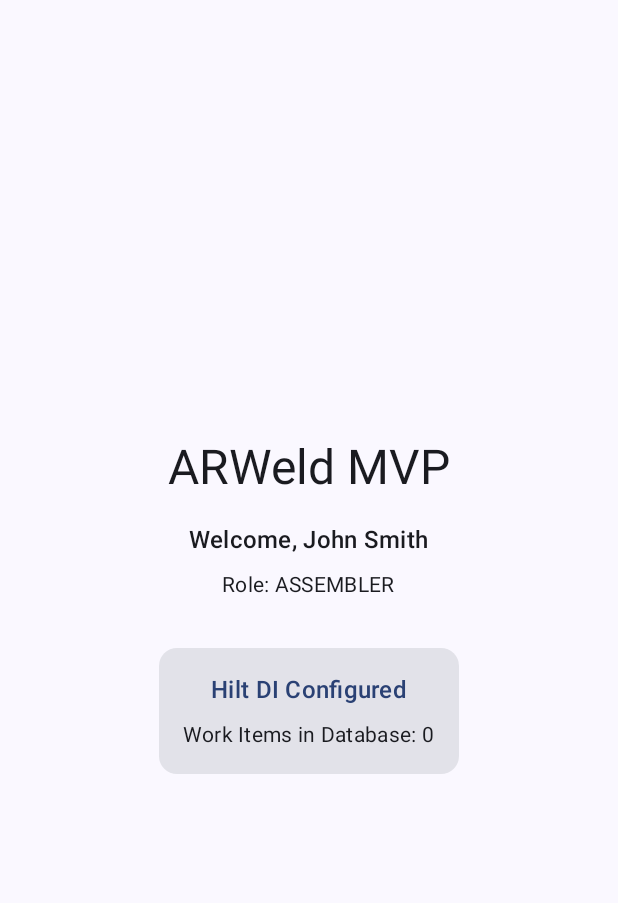
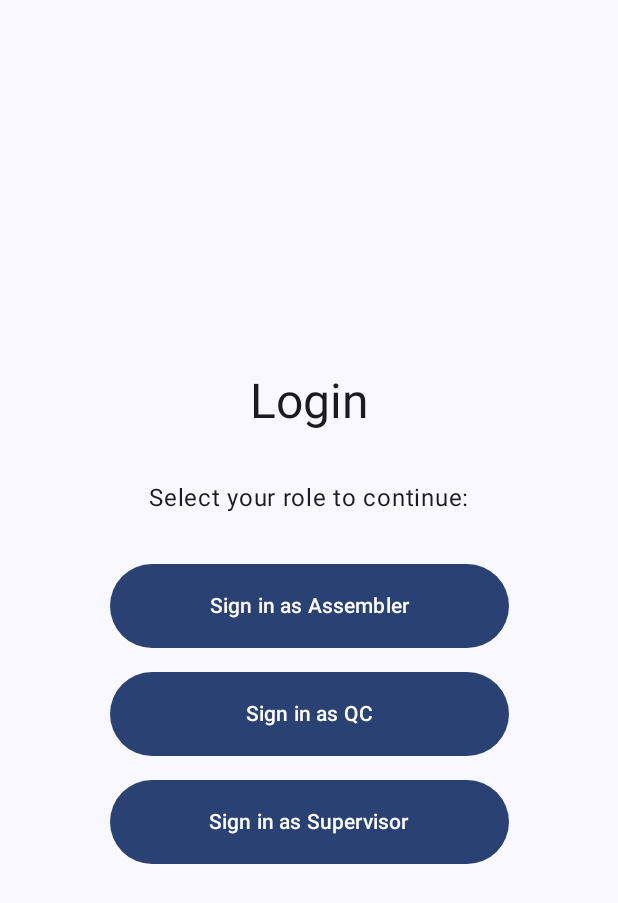
Before and after one commit to Inneren12/ARWeld, an Android app built with Jetpack Compose: the screen it shows after launch (MainActivity), on a phone screen of 412 x 824 dp. Shown: the top 903 px of the screen. Run offline under Robolectric (Android 15) with nearby library versions, the phone set to English and light mode, and no system bars; our stand-ins replace Dagger/Hilt's generated code.

Commit message:
Implement S1-03: Setup Compose Navigation
Features implemented:
- Created navigation structure with AuthGraph and MainGraph
- AuthGraph: Splash → Login (auto-redirect, prevents back navigation)
- MainGraph: Home → WorkItemSummary → Timeline

Code changes:
- app/navigation/Routes.kt: Centralized route constants
- app/navigation/AppNavigation.kt: NavHost setup with all destinations
- app/ui/auth/SplashScreen.kt: Entry screen with auto-redirect
- app/ui/auth/LoginScreen.kt: Mock auth with role selection
- app/MainActivity.kt: Updated to use NavHost instead of direct screen
- feature-home/ui/HomeScreen.kt: Added navigation callbacks and demo buttons
- feature-work/ui/WorkItemSummaryScreen.kt: Stub implementation
- feature-work/ui/TimelineScreen.kt: Stub implementation

Documentation updates:
- docs/MODULES.md: Updated app, feature-home, feature-work modules with S1-03 status
- docs/FILE_OVERVIEW.md: Added comprehensive Navigation section with flow diagrams and guides
- docs/stage.md: Added S1-03 completion details with implementation summary

Navigation flow:
- Splash auto-navigates to Login
- Login navigates to Home (clears auth stack)
- Home provides navigation to WorkItemSummary and Timeline
- Back button behavior prevents returning to auth screens from Home

Acceptance criteria met:
✅ Compose Navigation configured
✅ Route constants centralized
✅ Stub screens implemented
✅ NavHost wired in MainActivity
✅ Navigation flow works end-to-end
✅ Back stack management correct
✅ Documentation updated

Refs: S1-03

```diff
--- a/app/src/main/kotlin/com/example/arweld/MainActivity.kt
+++ b/app/src/main/kotlin/com/example/arweld/MainActivity.kt
@@ -8,13 +8,14 @@ import androidx.compose.foundation.layout.fillMaxSize
 import androidx.compose.foundation.layout.padding
 import androidx.compose.material3.Scaffold
 import androidx.compose.ui.Modifier
-import com.example.arweld.feature.home.ui.HomeScreen
+import androidx.navigation.compose.rememberNavController
+import com.example.arweld.navigation.AppNavigation
 import com.example.arweld.ui.theme.ArWeldTheme
 import dagger.hilt.android.AndroidEntryPoint
 
 /**
  * Main activity - entry point for the ARWeld application.
- * Uses Jetpack Compose for UI.
+ * Uses Jetpack Compose for UI with Navigation Compose.
  * Annotated with @AndroidEntryPoint to enable Hilt dependency injection.
  */
 @AndroidEntryPoint
@@ -24,8 +25,10 @@ class MainActivity : ComponentActivity() {
         enableEdgeToEdge()
         setContent {
             ArWeldTheme {
+                val navController = rememberNavController()
                 Scaffold(modifier = Modifier.fillMaxSize()) { innerPadding ->
-                    HomeScreen(
+                    AppNavigation(
+                        navController = navController,
                         modifier = Modifier.padding(innerPadding)
                     )
                 }
--- /dev/null
+++ b/app/src/main/kotlin/com/example/arweld/navigation/AppNavigation.kt
@@ -0,0 +1,68 @@
+package com.example.arweld.navigation
+
+import androidx.compose.runtime.Composable
+import androidx.compose.ui.Modifier
+import androidx.navigation.NavHostController
+import androidx.navigation.compose.NavHost
+import androidx.navigation.compose.composable
+import com.example.arweld.feature.home.ui.HomeScreen
+import com.example.arweld.feature.work.ui.TimelineScreen
+import com.example.arweld.feature.work.ui.WorkItemSummaryScreen
+import com.example.arweld.ui.auth.LoginScreen
+import com.example.arweld.ui.auth.SplashScreen
+
+/**
+ * Main navigation setup for ARWeld app.
+ * Defines two conceptual graphs:
+ * - AuthGraph: Splash → Login
+ * - MainGraph: Home → WorkItemSummary → Timeline
+ */
+@Composable
+fun AppNavigation(
+    navController: NavHostController,
+    modifier: Modifier = Modifier
+) {
+    NavHost(
+        navController = navController,
+        startDestination = Routes.SPLASH,
+        modifier = modifier
+    ) {
+        // Auth Graph
+        composable(Routes.SPLASH) {
+            SplashScreen(navController = navController)
+        }
+
+        composable(Routes.LOGIN) {
+            LoginScreen(navController = navController)
+        }
+
+        // Main Graph
+        composable(Routes.HOME) {
+            HomeRoute(navController = navController)
+        }
+
+        composable(Routes.WORK_ITEM_SUMMARY) {
+            WorkItemSummaryScreen()
+        }
+
+        composable(Routes.TIMELINE) {
+            TimelineScreen()
+        }
+    }
+}
+
+/**
+ * Route wrapper for Home screen.
+ * Wires navigation callbacks and provides ViewModel via Hilt.
+ */
+@Composable
+private fun HomeRoute(navController: NavHostController) {
+    HomeScreen(
+        onNavigateToWorkSummary = {
+            navController.navigate(Routes.WORK_ITEM_SUMMARY)
+        },
+        onNavigateToTimeline = {
+            navController.navigate(Routes.TIMELINE)
+        }
+    )
+}
--- /dev/null
+++ b/app/src/main/kotlin/com/example/arweld/ui/auth/LoginScreen.kt
@@ -0,0 +1,91 @@
+package com.example.arweld.ui.auth
+
+import androidx.compose.foundation.layout.*
+import androidx.compose.material3.Button
+import androidx.compose.material3.MaterialTheme
+import androidx.compose.material3.Surface
+import androidx.compose.material3.Text
+import androidx.compose.runtime.Composable
+import androidx.compose.ui.Alignment
+import androidx.compose.ui.Modifier
+import androidx.compose.ui.unit.dp
+import androidx.navigation.NavController
+import com.example.arweld.navigation.Routes
+
+/**
+ * Login screen - allows user to select their role.
+ * For MVP, this is a mock authentication screen with no real auth.
+ * Users simply select their role (Assembler, QC, Supervisor) to proceed.
+ */
+@Composable
+fun LoginScreen(navController: NavController) {
+    Surface(
+        modifier = Modifier.fillMaxSize(),
+        color = MaterialTheme.colorScheme.background
+    ) {
+        Column(
+            modifier = Modifier
+                .fillMaxSize()
+                .padding(16.dp),
+            horizontalAlignment = Alignment.CenterHorizontally,
+            verticalArrangement = Arrangement.Center
+        ) {
+            Text(
+                text = "Login",
+                style = MaterialTheme.typography.headlineLarge
+            )
+            Spacer(modifier = Modifier.height(32.dp))
+            Text(
+                text = "Select your role to continue:",
+                style = MaterialTheme.typography.bodyLarge
+            )
+            Spacer(modifier = Modifier.height(32.dp))
+
+            // Sign in as Assembler
+            Button(
+                onClick = {
+                    navController.navigate(Routes.HOME) {
+                        popUpTo(Routes.LOGIN) { inclusive = true }
+                    }
+                },
+                modifier = Modifier
+                    .fillMaxWidth(0.7f)
+                    .height(56.dp)
+            ) {
+                Text("Sign in as Assembler")
+            }
+
+            Spacer(modifier = Modifier.height(16.dp))
+
+            // Sign in as QC
+            Button(
+                onClick = {
+                    navController.navigate(Routes.HOME) {
+                        popUpTo(Routes.LOGIN) { inclusive = true }
+                    }
+                },
+                modifier = Modifier
+                    .fillMaxWidth(0.7f)
+                    .height(56.dp)
+            ) {
+                Text("Sign in as QC")
+            }
+
+            Spacer(modifier = Modifier.height(16.dp))
+
+            // Sign in as Supervisor
+            Button(
+                onClick = {
+                    navController.navigate(Routes.HOME) {
+                        popUpTo(Routes.LOGIN) { inclusive = true }
+                    }
+                },
+                modifier = Modifier
+                    .fillMaxWidth(0.7f)
+                    .height(56.dp)
+            ) {
+                Text("Sign in as Supervisor")
+            }
+        }
+    }
+}
--- /dev/null
+++ b/app/src/main/kotlin/com/example/arweld/ui/auth/SplashScreen.kt
@@ -0,0 +1,52 @@
+package com.example.arweld.ui.auth
+
+import androidx.compose.foundation.layout.*
+import androidx.compose.material3.MaterialTheme
+import androidx.compose.material3.Surface
+import androidx.compose.material3.Text
+import androidx.compose.runtime.Composable
+import androidx.compose.runtime.LaunchedEffect
+import androidx.compose.ui.Alignment
+import androidx.compose.ui.Modifier
+import androidx.compose.ui.unit.dp
+import androidx.navigation.NavController
+import com.example.arweld.navigation.Routes
+
+/**
+ * Splash screen - entry point for the app.
+ * Immediately redirects to Login screen.
+ * In future versions, this could check for existing session or perform initialization.
+ */
+@Composable
+fun SplashScreen(navController: NavController) {
+    // Navigate to Login screen immediately on first composition
+    LaunchedEffect(Unit) {
+        navController.navigate(Routes.LOGIN) {
+            popUpTo(Routes.SPLASH) { inclusive = true }
+        }
+    }
+
+    Surface(
+        modifier = Modifier.fillMaxSize(),
+        color = MaterialTheme.colorScheme.background
+    ) {
+        Column(
+            modifier = Modifier
+                .fillMaxSize()
+                .padding(16.dp),
+            horizontalAlignment = Alignment.CenterHorizontally,
+            verticalArrangement = Arrangement.Center
+        ) {
+            Text(
+                text = "ARWeld",
+                style = MaterialTheme.typography.displayLarge,
+                color = MaterialTheme.colorScheme.primary
+            )
+            Spacer(modifier = Modifier.height(8.dp))
+            Text(
+                text = "AR-Assisted QA System",
+                style = MaterialTheme.typography.titleMedium
+            )
+        }
+    }
+}
```
Also changed, not shown: app/src/main/kotlin/com/example/arweld/navigation/Routes.kt (added, +16 -0 lines), feature-home/src/main/kotlin/com/example/arweld/feature/home/ui/HomeScreen.kt (+33 -3 lines), feature-work/src/main/kotlin/com/example/arweld/feature/work/ui/TimelineScreen.kt (added, +43 -0 lines), feature-work/src/main/kotlin/com/example/arweld/feature/work/ui/WorkItemSummaryScreen.kt (added, +43 -0 lines), 3 other files.
